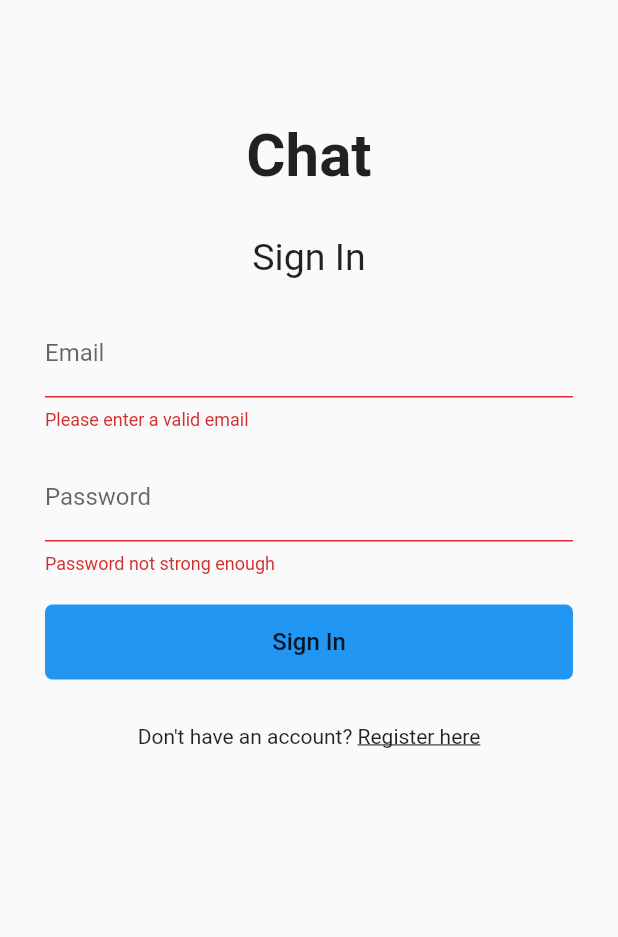
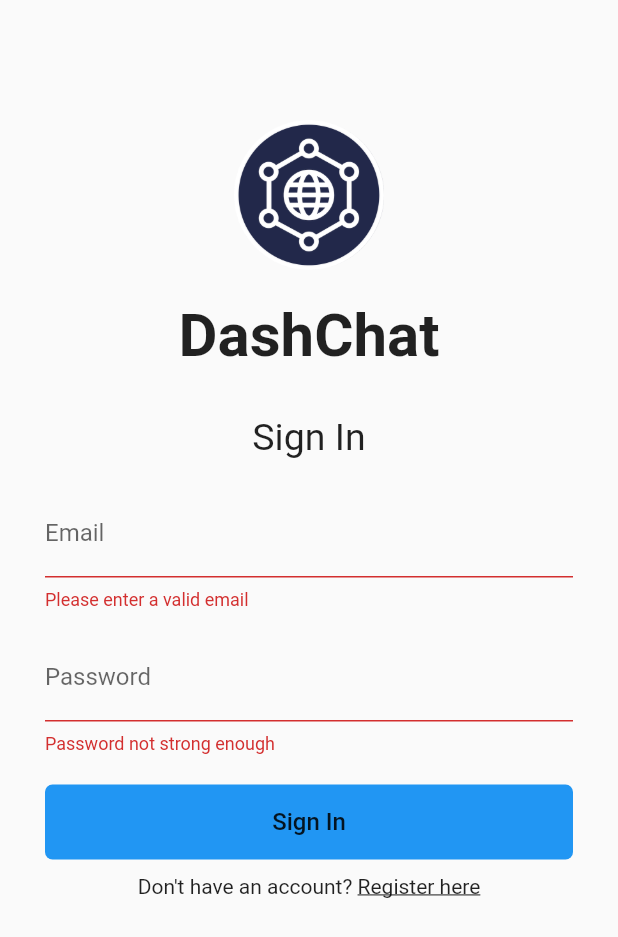
Before and after one commit to itskpalusa/chat-dart, a Flutter app: the screen it shows after launch, after a tap on "Sign In", on a phone screen of 412 x 824 dp. Shown: the top 937 px of the screen. Run offline on Flutter 3.47's test engine with Material 2 defaults, Android fonts, the phone set to English and light mode, and no system bars; our stand-ins replace cloud_firestore, firebase_auth, firebase_core, firebase_messaging, flutter_spinkit, shared_preferences; missing offline and left inert: apple_sign_in; accounts and stored records are empty.

```diff
--- a/lib/screens/login_screen.dart
+++ b/lib/screens/login_screen.dart
@@ -92,7 +92,14 @@ class _LoginScreenState extends State<LoginScreen> {
                       mainAxisAlignment: MainAxisAlignment.center,
                       crossAxisAlignment: CrossAxisAlignment.center,
                       children: <Widget>[
-                        Text("Chat",
+                        Image(
+                          image: AssetImage('lib/images/logo_notext.png'),
+                          height: 100,
+                          width: 100,
+                        ),
+                        SizedBox(height: 20.0),
+
+                        Text("DashChat",
                             style: TextStyle(
                                 fontSize: 40.0, fontWeight: FontWeight.bold)),
                         SizedBox(height: 30.0),
@@ -143,17 +150,17 @@ class _LoginScreenState extends State<LoginScreen> {
                                 _onSignIn();
                               }),
                         ),
-                        SizedBox(height: 20.0),
-                        if (appleSignInAvailable.isAvailable)
-                          asib.AppleSignInButton(
-                              style: asib.ButtonStyle.black,
-                              type: asib.ButtonType.signIn,
-                              onPressed: () => {
-                                    _signInWithApple(context),
-                                    Navigator.of(context).pushReplacement(
-                                        MaterialPageRoute(
-                                            builder: (context) => Home())),
-                                  }),
+                        // SizedBox(height: 20.0),
+                        // if (appleSignInAvailable.isAvailable)
+                        //   asib.AppleSignInButton(
+                        //       style: asib.ButtonStyle.black,
+                        //       type: asib.ButtonType.signIn,
+                        //       onPressed: () => {
+                        //             _signInWithApple(context),
+                        //             Navigator.of(context).pushReplacement(
+                        //                 MaterialPageRoute(
+                        //                     builder: (context) => Home())),
+                        //           }),
                         SizedBox(height: 10.0),
                         Text.rich(
                           TextSpan(
@@ -191,7 +198,12 @@ Future<void> _signInWithApple(BuildContext context) async {
     final authService = Provider.of<AuthService>(context, listen: false);
     final user = await authService
         .signInWithApple(scopes: [Scope.email, Scope.fullName]);
-    print('uid: ${user.uid}');
+    if (authService != null) {
+      await HelperFunctions.saveUserLoggedInSharedPreference(true);
+      await HelperFunctions.saveUserEmailSharedPreference(user.email);
+      await HelperFunctions.saveUserNameSharedPreference(user.displayName);
+    }
+    print('uid: ${user.displayName}');
     print('uid: ${user.email}');
   } catch (e) {
     // TODO: Show alert here
--- a/pubspec.yaml
+++ b/pubspec.yaml
@@ -28,3 +28,6 @@ dev_dependencies:
 
 flutter:
   uses-material-design: true
+
+  assets:
+    - lib/images/logo_notext.png
```
Also changed, not shown: lib/screens/registration_screen.dart (+7 -1 lines), lib/images/logo_notext.png (added).
